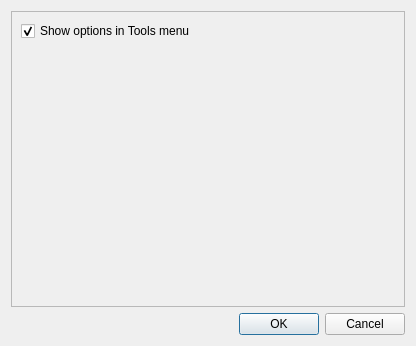
Old version of the form res/ui/options_dialog.ui in the repository iamjustkoi/LeechToolkit.
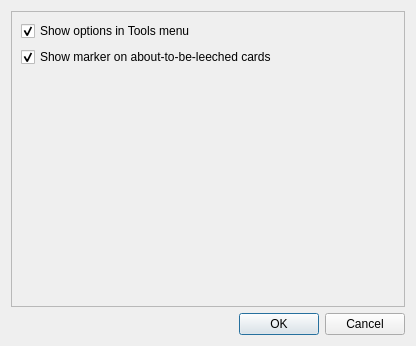
New version of the form.

Commit message: Added almost-leech marker option

Diff of the .ui file:
```diff
--- a/res/ui/options_dialog.ui
+++ b/res/ui/options_dialog.ui
@@ -40,6 +40,16 @@
          </property>
         </widget>
        </item>
+       <item>
+        <widget class="QCheckBox" name="almostMarkCheckbox">
+         <property name="text">
+          <string>Show marker on about-to-be-leeched cards</string>
+         </property>
+         <property name="checked">
+          <bool>true</bool>
+         </property>
+        </widget>
+       </item>
       </layout>
      </widget>
     </widget>
```
The commit also changes 2 other files.
